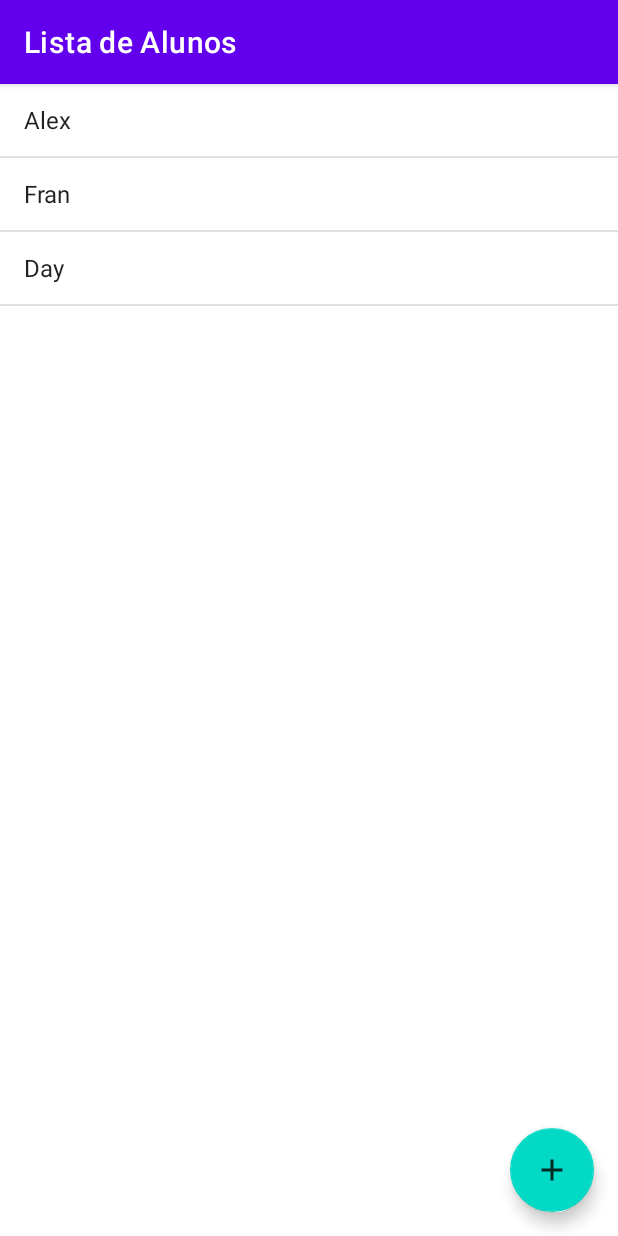
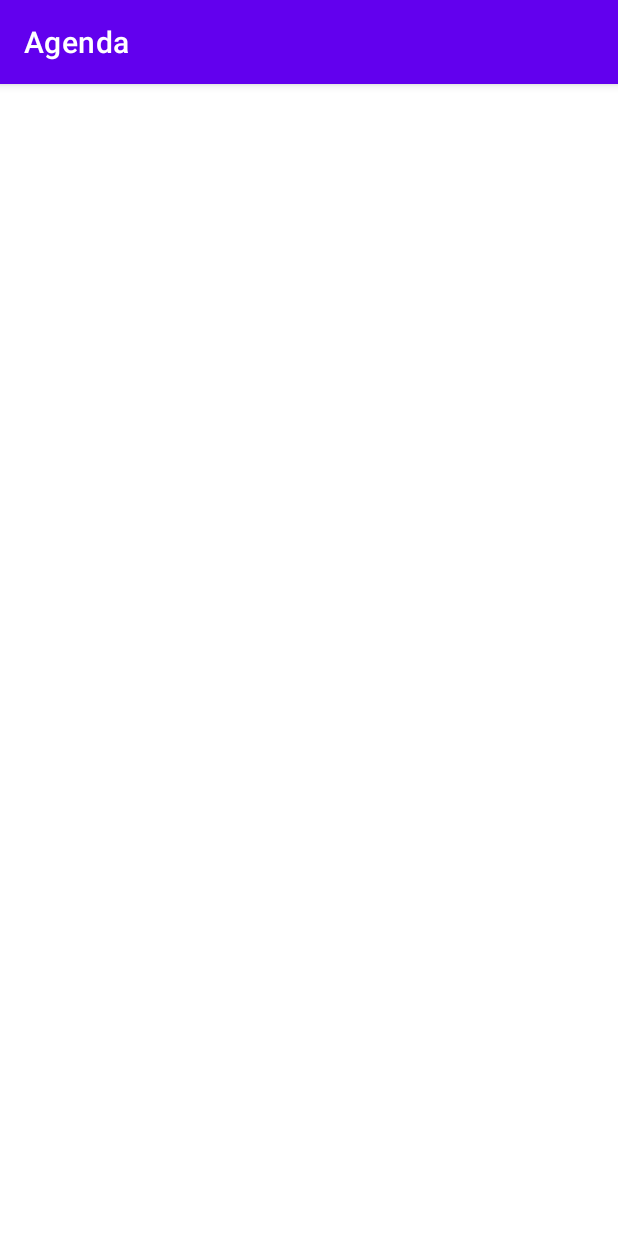
Before and after one commit to dayanyrec/agenda, an Android app: the screen it shows after launch (MainActivity before the commit, FormularioAlunoActivity after it), on a phone screen of 412 x 824 dp. Run offline under Robolectric (Android 15) with nearby library versions, the phone set to English and light mode, and no system bars.

Commit message:
Create new activity formulario de alunos and organize ui package

```diff
--- a/app/build.gradle
+++ b/app/build.gradle
@@ -32,6 +32,7 @@ dependencies {
 
     implementation 'androidx.appcompat:appcompat:1.3.0'
     implementation 'com.google.android.material:material:1.3.0'
+    implementation 'androidx.constraintlayout:constraintlayout:2.0.4'
     testImplementation 'junit:junit:4.+'
     androidTestImplementation 'androidx.test.ext:junit:1.1.2'
     androidTestImplementation 'androidx.test.espresso:espresso-core:3.3.0'
--- /dev/null
+++ b/app/src/main/java/com/dayanyrec/agenda/ui/activity/FormularioAlunoActivity.java
@@ -0,0 +1,16 @@
+package com.dayanyrec.agenda.ui.activity;
+
+import android.os.Bundle;
+
+import androidx.appcompat.app.AppCompatActivity;
+
+import com.dayanyrec.agenda.R;
+
+public class FormularioAlunoActivity extends AppCompatActivity {
+
+    @Override
+    protected void onCreate(Bundle savedInstanceState) {
+        super.onCreate(savedInstanceState);
+        setContentView(R.layout.activity_formulario_aluno);
+    }
+}
--- a/app/src/main/java/com/dayanyrec/agenda/MainActivity.java
+++ b/app/src/main/java/com/dayanyrec/agenda/ui/activity/ListaAlunosActivity.java
@@ -1,4 +1,4 @@
-package com.dayanyrec.agenda;
+package com.dayanyrec.agenda.ui.activity;
 
 import android.os.Bundle;
 import android.widget.ArrayAdapter;
@@ -8,18 +8,20 @@ import android.widget.ListView;
 import androidx.annotation.Nullable;
 import androidx.appcompat.app.AppCompatActivity;
 
+import com.dayanyrec.agenda.R;
+
 import java.util.ArrayList;
 import java.util.Arrays;
 import java.util.List;
 
-public class MainActivity extends AppCompatActivity {
+public class ListaAlunosActivity extends AppCompatActivity {
     @Override
     protected void onCreate(@Nullable Bundle savedInstanceState) {
         super.onCreate(savedInstanceState);
-        setContentView(R.layout.activity_main);
+        setContentView(R.layout.activity_lista_alunos);
         setTitle("Lista de Alunos");
         List<String> alunos = new ArrayList<>(Arrays.asList("Alex", "Fran", "Day"));
-        ListView listaDeAlunos = findViewById(R.id.activity_main_lista_de_alunos);
+        ListView listaDeAlunos = findViewById(R.id.activity_lista_alunos_listview);
         ListAdapter adapter = new ArrayAdapter<>(this, android.R.layout.simple_list_item_1, alunos);
         listaDeAlunos.setAdapter(adapter);
     }
--- /dev/null
+++ b/app/src/main/res/layout/activity_formulario_aluno.xml
@@ -0,0 +1,9 @@
+<?xml version="1.0" encoding="utf-8"?>
+<androidx.constraintlayout.widget.ConstraintLayout xmlns:android="http://schemas.android.com/apk/res/android"
+    xmlns:app="http://schemas.android.com/apk/res-auto"
+    xmlns:tools="http://schemas.android.com/tools"
+    android:layout_width="match_parent"
+    android:layout_height="match_parent"
+    tools:context=".ui.activity.FormularioAlunoActivity">
+
+</androidx.constraintlayout.widget.ConstraintLayout>
--- a/app/src/main/res/layout/activity_main.xml
+++ b/app/src/main/res/layout/activity_lista_alunos.xml
@@ -5,7 +5,7 @@
     android:layout_height="match_parent">
 
     <com.google.android.material.floatingactionbutton.FloatingActionButton
-        android:id="@+id/activity_main_fab_novo_aluno"
+        android:id="@+id/activity_lista_alunos_fab_novo_aluno"
         android:layout_width="wrap_content"
         android:layout_height="wrap_content"
         android:layout_alignParentEnd="true"
@@ -17,7 +17,7 @@
         android:contentDescription="@string/adicionar_novo_aluno" />
 
     <ListView
-        android:id="@+id/activity_main_lista_de_alunos"
+        android:id="@+id/activity_lista_alunos_listview"
         android:layout_width="match_parent"
         android:layout_height="match_parent">
 
```
Also changed, not shown: app/src/main/AndroidManifest.xml (+9 -1 lines).
